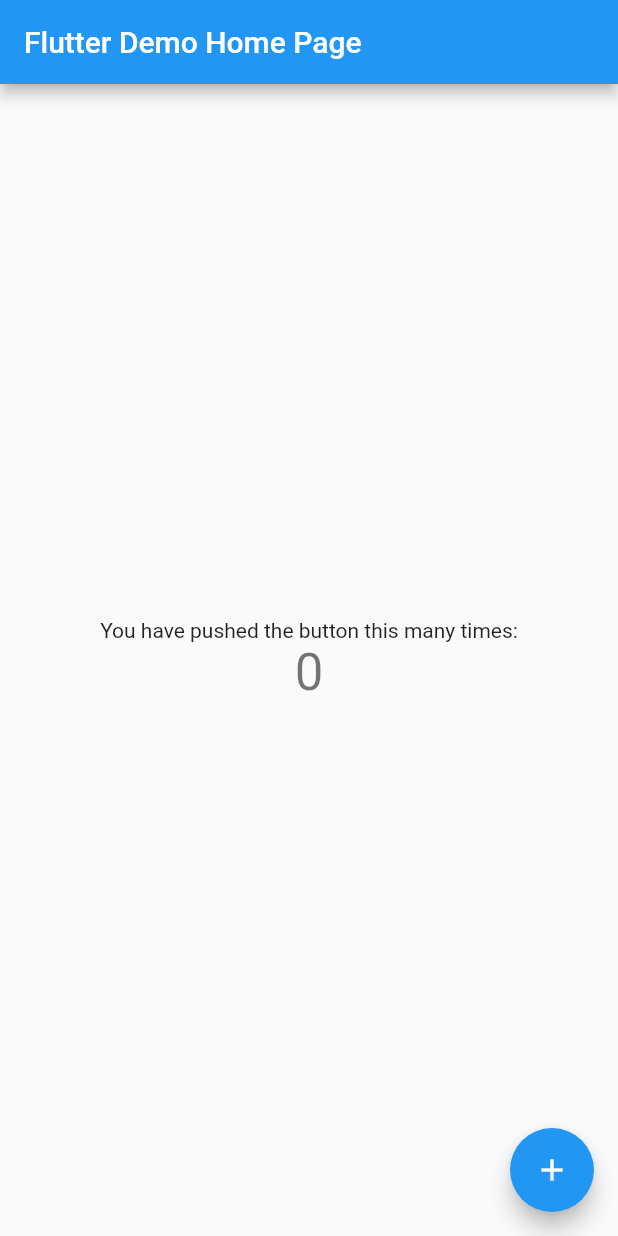
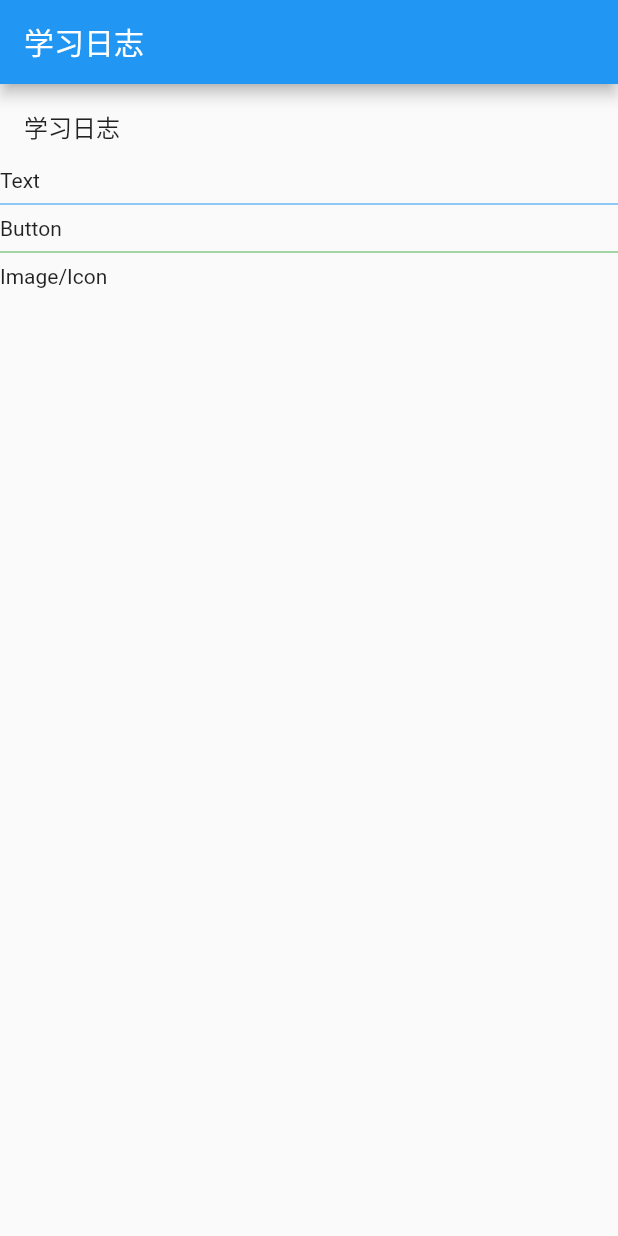
Before and after one commit to wen-carl/hello_flutter, a Flutter app: the screen it shows after launch, on a phone screen of 412 x 824 dp. Run offline on Flutter 3.47's test engine with Material 2 defaults, Android fonts, the phone set to English and light mode, and no system bars.

Commit message:
Build a demo page about study log.

```diff
--- /dev/null
+++ b/lib/02-21.01/home_list_page.dart
@@ -0,0 +1,45 @@
+import 'package:flutter/material.dart';
+
+import 'item_page.dart';
+
+class HomeListPage extends StatelessWidget {
+  HomeListPage({Key key, this.title}) : super(key: key);
+
+  final String title;
+  final _items = <String>['Text', 'Button', 'Image/Icon'];
+
+  @override
+  Widget build(BuildContext context) {
+    var d1 = Divider(color: Colors.blue);
+    var d2 = Divider(color: Colors.green);
+    return Scaffold(
+      appBar: AppBar(title: Text(this.title)),
+      body: Column(children: <Widget>[
+        ListTile(title: Text('学习日志')),
+        Expanded(
+          child: ListView.separated(
+            itemCount: _items.length,
+            itemBuilder: (BuildContext context, int index) {
+              return GestureDetector(
+                child: Text(_items[index]),
+                onTap: () => itemClicked(context, index),
+              );
+            },
+            separatorBuilder: (BuildContext context, int index) {
+              return index % 2 == 0 ? d1 : d2;
+            },
+          ),
+        ),
+      ]),
+    );
+  }
+
+  void itemClicked(BuildContext context, int index) async {
+    var snackbar = SnackBar(content: Text(_items[index]));
+    Scaffold.of(context).showSnackBar(snackbar);
+
+    await Navigator.push(context, MaterialPageRoute(builder: (context) {
+      return ItemPage(title: _items[index]);
+    }));
+  }
+}
--- a/lib/main.dart
+++ b/lib/main.dart
@@ -1,4 +1,5 @@
 import 'package:flutter/material.dart';
+import 'package:hello_flutter/02-21.01/home_list_page.dart';
 
 void main() => runApp(MyApp());
 
@@ -20,7 +21,8 @@ class MyApp extends StatelessWidget {
         // is not restarted.
         primarySwatch: Colors.blue,
       ),
-      home: MyHomePage(title: 'Flutter Demo Home Page'),
+      home: HomeListPage(title: '学习日志'),
+      //MyHomePage(title: 'Flutter Demo Home Page'),
     );
   }
 }
```
Also changed, not shown: lib/02-21.01/item_page.dart (added, +25 -0 lines), lib/02-21.01/text_content.dart (added, +9 -0 lines).
